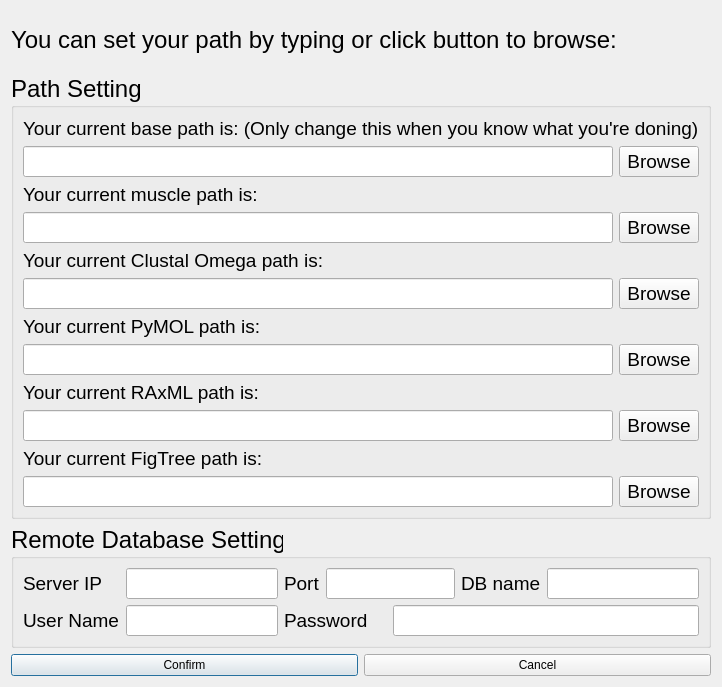
Old version of the form base_path_dialog.ui in the repository WilsonImmunologyLab/Librator.
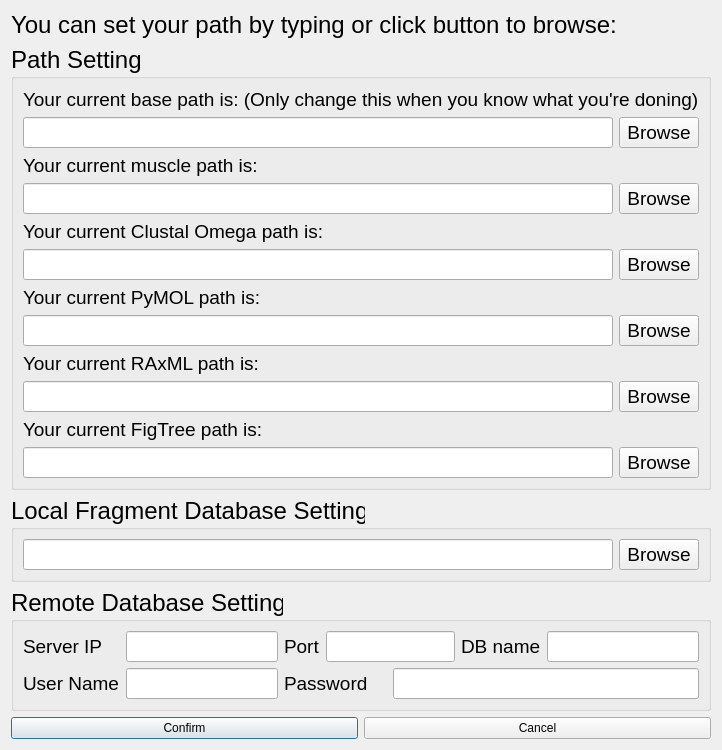
New version of the form.

Commit message: save Fragment DB setting

```diff
--- a/base_path_dialog.ui
+++ b/base_path_dialog.ui
@@ -7,7 +7,7 @@
     <x>0</x>
     <y>0</y>
     <width>664</width>
-    <height>687</height>
+    <height>744</height>
    </rect>
   </property>
   <property name="windowTitle">
@@ -239,6 +239,41 @@
     </widget>
    </item>
    <item row="2" column="0">
+    <widget class="QGroupBox" name="groupBox_3">
+     <property name="font">
+      <font>
+       <pointsize>18</pointsize>
+      </font>
+     </property>
+     <property name="title">
+      <string>Local Fragment Database Setting</string>
+     </property>
+     <layout class="QGridLayout" name="gridLayout_4">
+      <item row="0" column="0">
+       <widget class="QLineEdit" name="FragmentDB_path">
+        <property name="font">
+         <font>
+          <pointsize>14</pointsize>
+         </font>
+        </property>
+       </widget>
+      </item>
+      <item row="0" column="1">
+       <widget class="QPushButton" name="browseFragmentDB">
+        <property name="font">
+         <font>
+          <pointsize>14</pointsize>
+         </font>
+        </property>
+        <property name="text">
+         <string>Browse</string>
+        </property>
+       </widget>
+      </item>
+     </layout>
+    </widget>
+   </item>
+   <item row="3" column="0">
     <widget class="QGroupBox" name="groupBox_2">
      <property name="font">
       <font>
@@ -357,7 +392,7 @@
      </layout>
     </widget>
    </item>
-   <item row="3" column="0">
+   <item row="4" column="0">
     <layout class="QHBoxLayout" name="horizontalLayout">
      <item>
       <widget class="QPushButton" name="yes">
```
The commit also changes 6 other files.
